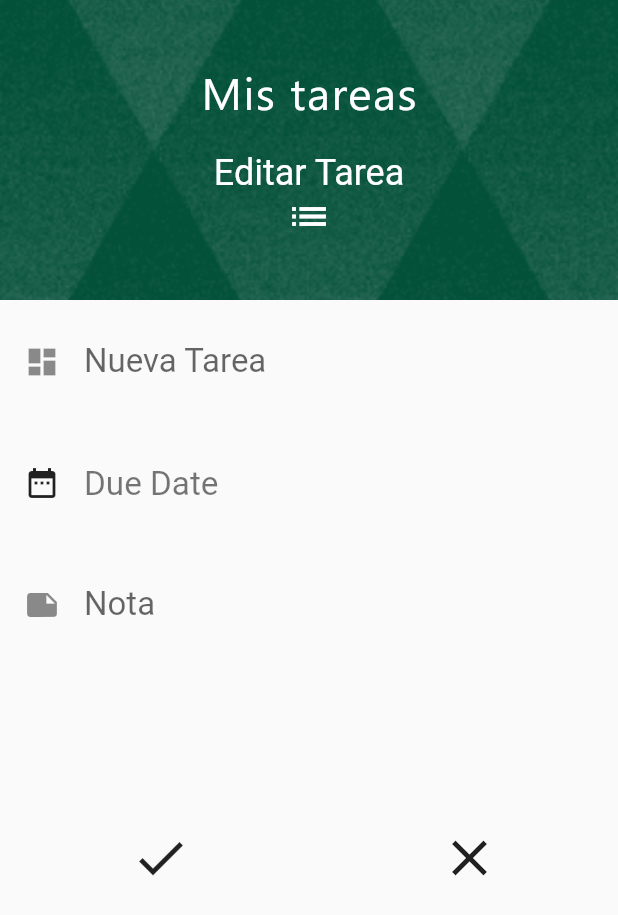
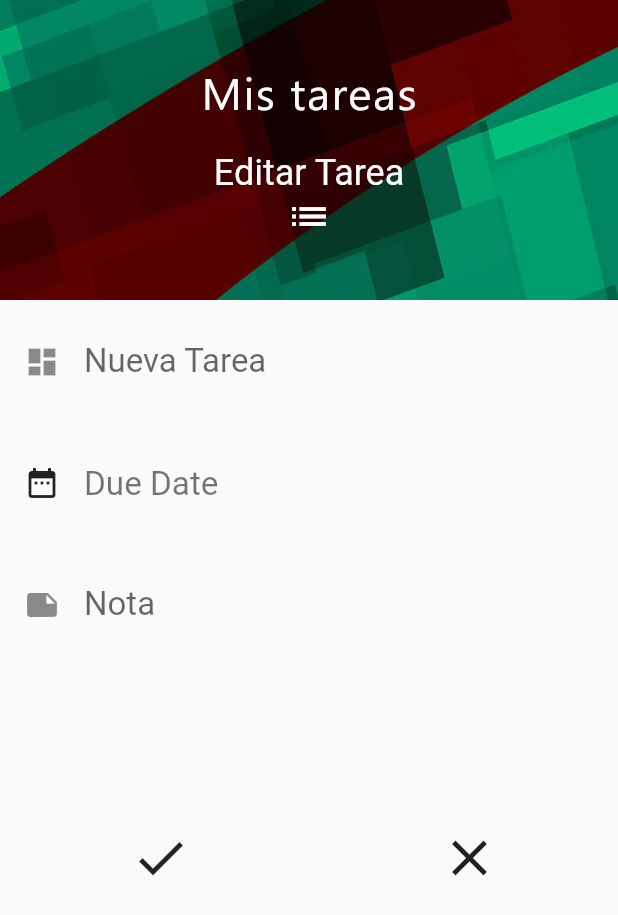
Before and after one commit to davidpolme/todolist, a Flutter app: the EditTask widget shown alone on an empty page, opened directly, on a phone screen of 412 x 824 dp. Shown: the top 915 px of the screen. Run offline on Flutter 3.47's test engine with Material 2 defaults, Android fonts, the phone set to English and light mode, and no system bars; our stand-ins replace cloud_firestore, firebase_auth, google_sign_in; accounts and stored records are empty; statements that could not run were skipped.

Commit message:
Mejora UI

```diff
--- a/lib/MyTask.dart
+++ b/lib/MyTask.dart
@@ -128,9 +128,10 @@ class _MyTaskState extends State<MyTask> {
             decoration: BoxDecoration(
                 image: DecorationImage(
 
-                    // TODO: poner imagen de fondo
+                    // TODO: poner imagen transparente
 
-                    image: new AssetImage("img/bgpattern.png"),
+                 //   image: new AssetImage("img/bgpattern.png"),
+                    image: new AssetImage("img/bg.jpg"),
                     fit: BoxFit.cover),
                 boxShadow: [
                   new BoxShadow(color: Colors.black, blurRadius: 8.0)
--- a/lib/addTask.dart
+++ b/lib/addTask.dart
@@ -62,7 +62,10 @@ class _AddTaskState extends State<AddTask> {
             width: double.infinity,
             decoration: BoxDecoration(
               image: DecorationImage(
-                  image:  AssetImage("img/bgpattern.png"), fit: BoxFit.cover
+
+                  image:  AssetImage("img/bg.jpg"), fit: BoxFit.cover
+                //TODO: Poner imagen transparente
+                //image:  AssetImage("img/bgpattern.png"), fit: BoxFit.cover
               ),
                 color: Color.fromRGBO(3, 81, 57, 1.0),
             ),
--- a/lib/editTask.dart
+++ b/lib/editTask.dart
@@ -80,7 +80,12 @@ class _EditTaskState extends State<EditTask> {
             width: double.infinity,
             decoration: BoxDecoration(
               image: DecorationImage(
-                  image: AssetImage("img/bgpattern.png"), fit: BoxFit.cover),
+
+                //TODO: poner imagen transparente
+                  image: AssetImage("img/bg.jpg"), fit: BoxFit.cover),
+
+              //image: AssetImage("img/bgpattern.png"), fit: BoxFit.cover),
+
               color: Color.fromRGBO(3, 81, 57, 1.0),
             ),
             child: Column(
--- a/pubspec.yaml
+++ b/pubspec.yaml
@@ -64,6 +64,7 @@ flutter:
   # "family" key with the font family name, and a "fonts" key with a
   # list giving the asset and other descriptors for the font. For
   # example:
+  //TODO: Cambiar font a pacifico
   fonts:
     - family: Segoe
       fonts:
```
